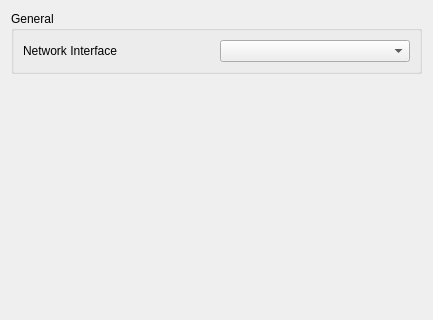
This is src/yuzu/configuration/configure_network.ui in rorrim-rorrim/eden-alt as Qt 5 draws it before an edit; both pictures show x 0 to 433 and y 0 to 320 of the 433 by 561 pixel window. The edited form follows.
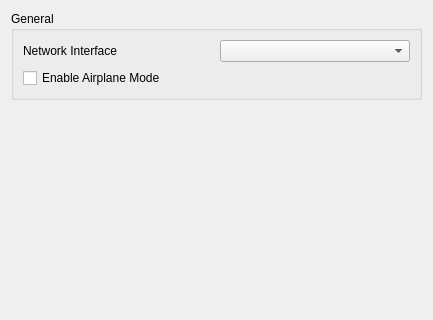
This is the edited form.

Commit message:
Add Airplane Mode + Host Network Interface Details (#204)
Adds Airplane Mode function to settings, host states, etc.
Windows implemented only for now.

Closes #203

Patch:
```diff
--- a/src/yuzu/configuration/configure_network.ui
+++ b/src/yuzu/configuration/configure_network.ui
@@ -35,6 +35,13 @@
           </property>
          </widget>
         </item>
+        <item row="2" column="0" colspan="2">
+         <widget class="QCheckBox" name="airplane_mode">
+          <property name="text">
+           <string>Enable Airplane Mode</string>
+          </property>
+         </widget>
+        </item>
        </layout>
       </widget>
      </item>
```
Left out of the diff: 2 changed lines with no effect on the pictures. The commit also changes 33 other files.
